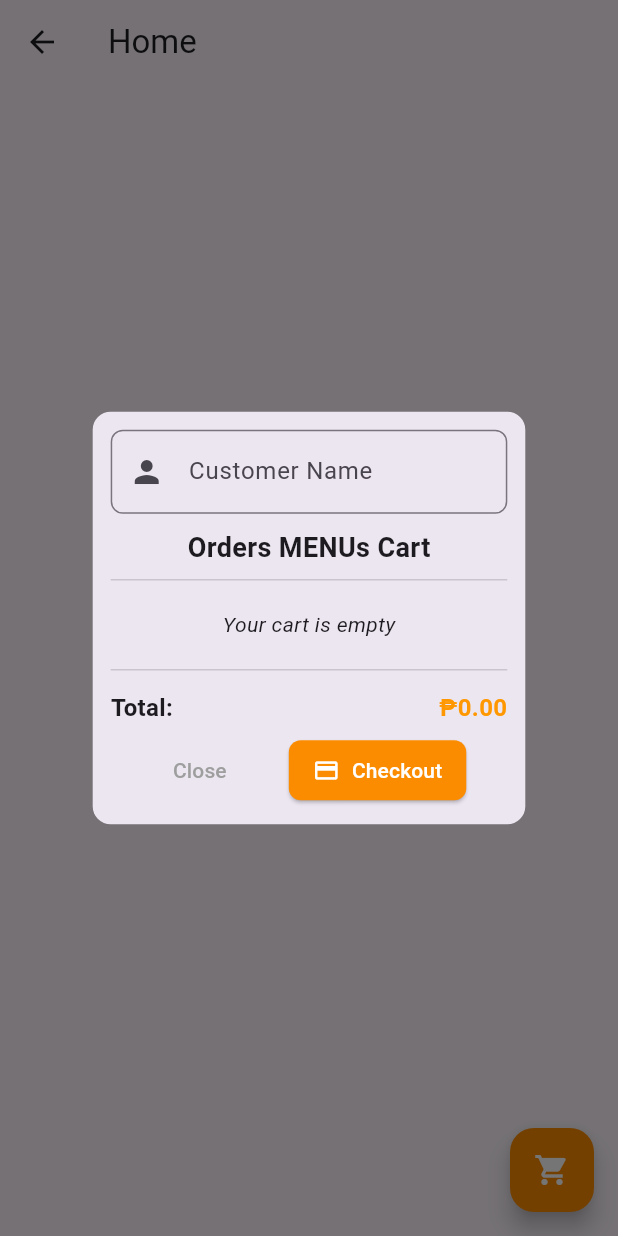
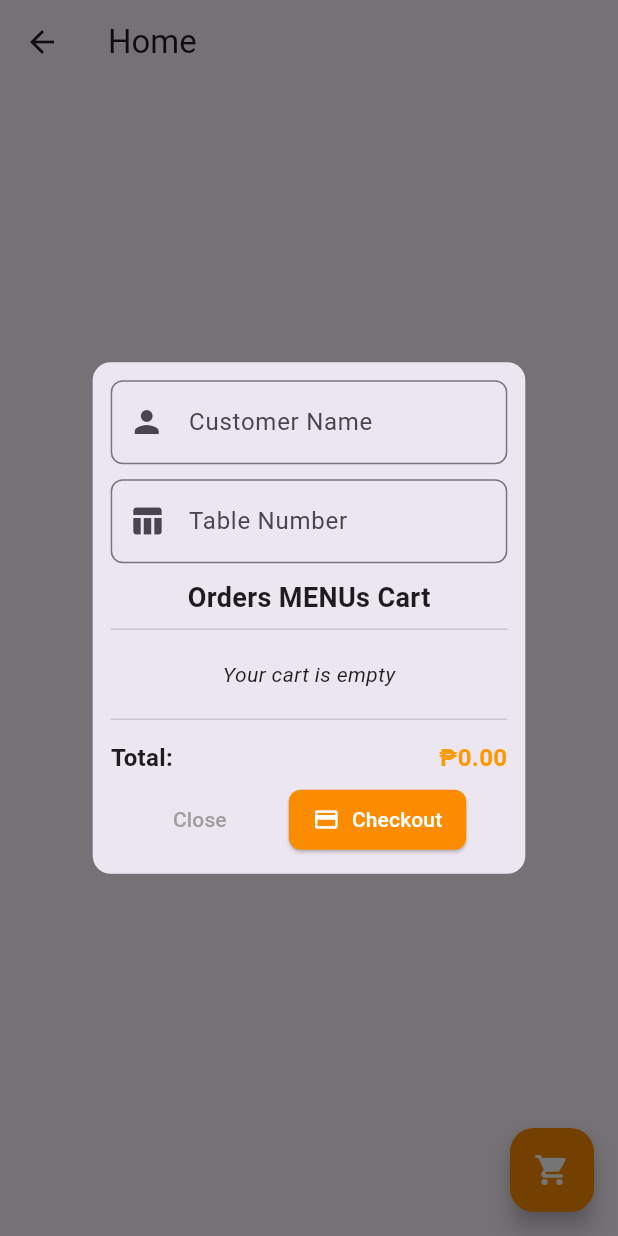
Before and after one commit to johnelson12345/SalesManagement_Monitoring_Node_postgresql, a Flutter app: the HomeScreen screen opened directly, after a tap on the "shopping cart" icon, on a phone screen of 412 x 824 dp. Run offline on Flutter 3.47's test engine with Material 3 defaults, Android fonts, the phone set to English and light mode, and no system bars; our stand-ins replace image_picker, shared_preferences; accounts and stored records are empty; network calls fail.

Commit message:
add orders table

```diff
--- a/lib/model/order_model.dart
+++ b/lib/model/order_model.dart
@@ -7,6 +7,7 @@ class Order {
   final DateTime orderDate;
   final List<OrderItem> items;
   final String status; // New status field
+  final String? tableNumber; // New table number field
 
   Order({
     this.id,
@@ -15,6 +16,7 @@ class Order {
     required this.orderDate,
     required this.items,
     required this.status,
+    this.tableNumber,
   });
 
   factory Order.fromJson(Map<String, dynamic> json) {
@@ -28,6 +30,7 @@ class Order {
       orderDate: DateTime.parse(json['order_date']),
       items: itemsList,
       status: json['status'] ?? 'pending', // default to pending if missing
+      tableNumber: json['table_number'], // parse table number
     );
   }
 
@@ -39,6 +42,7 @@ class Order {
       'order_date': orderDate.toIso8601String(),
       'items': items.map((item) => item.toJson()).toList(),
       'status': status,
+      'table_number': tableNumber, // include table number
     };
   }
 }
--- a/lib/screens/cart_dialog.dart
+++ b/lib/screens/cart_dialog.dart
@@ -6,6 +6,7 @@ import 'package:sales_managementv5/widgets/image_helper.dart';
 
 void showCartDialog(BuildContext context, List<Menu> cartItems, Map<int, int> cartQuantities) {
   TextEditingController customerNameController = TextEditingController();
+  TextEditingController tableNumberController = TextEditingController();
   final OrderService orderService = OrderService();
 
   showDialog(
@@ -37,6 +38,16 @@ void showCartDialog(BuildContext context, List<Menu> cartItems, Map<int, int> ca
                         labelText: "Customer Name",
                         border: OutlineInputBorder(borderRadius: BorderRadius.circular(8)),
                         prefixIcon: const Icon(Icons.person),
+                      ),
+                    ),
+                    const SizedBox(height: 10),
+                    // Table Number Input Field
+                    TextField(
+                      controller: tableNumberController,
+                      decoration: InputDecoration(
+                        labelText: "Table Number",
+                        border: OutlineInputBorder(borderRadius: BorderRadius.circular(8)),
+                        prefixIcon: const Icon(Icons.table_chart),
                       ),
                     ),
                     const SizedBox(height: 10),
@@ -181,6 +192,7 @@ void showCartDialog(BuildContext context, List<Menu> cartItems, Map<int, int> ca
                         ElevatedButton.icon(
                           onPressed: () async {
                             String customerName = customerNameController.text.trim();
+                            String tableNumber = tableNumberController.text.trim();
                             if (customerName.isEmpty) {
                               ScaffoldMessenger.of(context).showSnackBar(
                                 const SnackBar(content: Text("Please enter a customer name")),
@@ -200,7 +212,7 @@ void showCartDialog(BuildContext context, List<Menu> cartItems, Map<int, int> ca
                                 );
                               }).toList();
 
-                              await orderService.placeOrder(customerName, orderItems);
+                              await orderService.placeOrder(customerName, orderItems, tableNumber: tableNumber);
 
                               ScaffoldMessenger.of(context).showSnackBar(
                                 const SnackBar(content: Text("Order saved successfully!")),
--- a/lib/services/order_service.dart
+++ b/lib/services/order_service.dart
@@ -20,7 +20,7 @@ class OrderService {
     }
   }
 
-  Future<void> placeOrder(String customerName, List<OrderItem> items) async {
+  Future<void> placeOrder(String customerName, List<OrderItem> items, {String? tableNumber}) async {
     try {
       final cartItems = items.map((item) => item.toJson()).toList();
       final response = await http.post(
@@ -29,6 +29,7 @@ class OrderService {
         body: jsonEncode({
           'customer_name': customerName,
           'cartItems': cartItems,
+          'table_number': tableNumber,
         }),
       );
 
```
Also changed, not shown: lib/screens/orderscreen.dart (+9 -0 lines).
